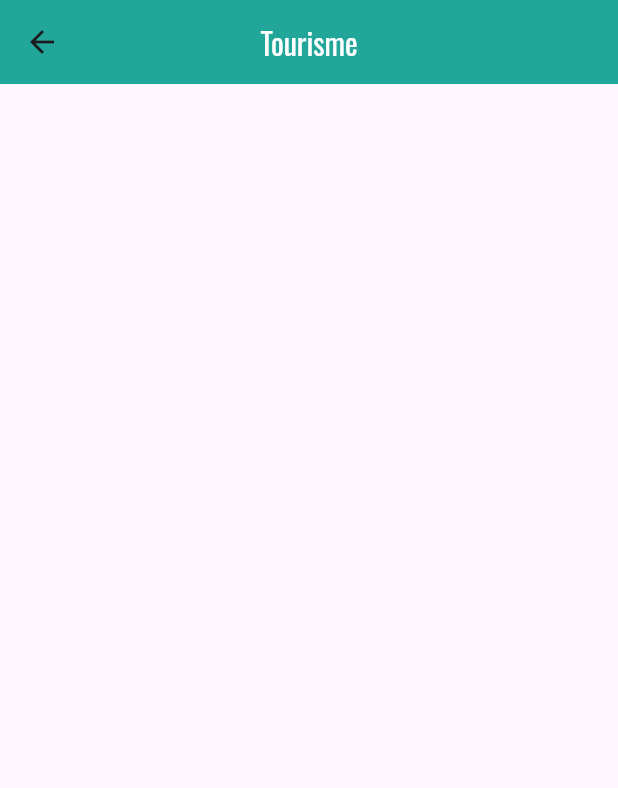
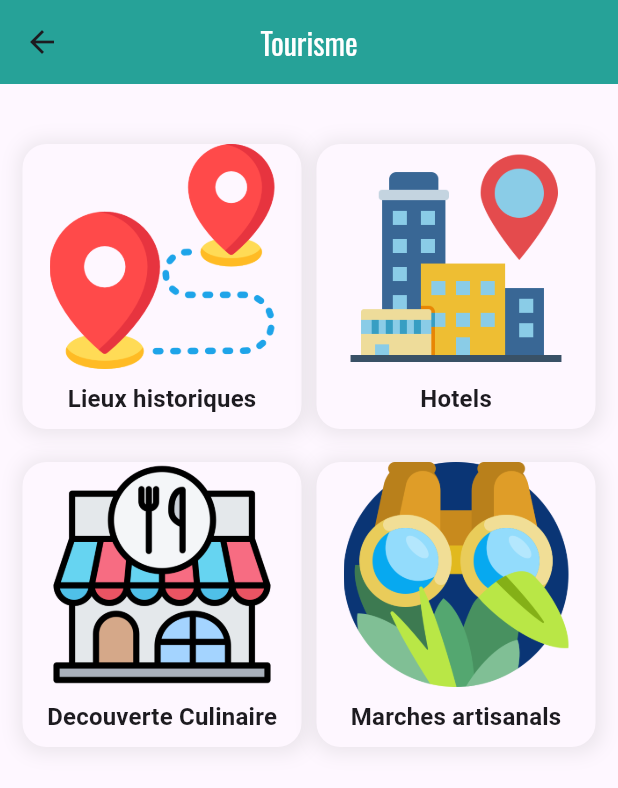
Before and after one commit to BondoGuy/pango_afrika, a Flutter app: the TourismeCategories screen opened directly, on a phone screen of 412 x 824 dp. Shown: the top 788 px of the screen. Run offline on Flutter 3.47's test engine with Material 2 defaults, Android fonts, the light colour scheme and no system bars; our stand-ins replace animated_text_kit, carousel_slider, flutter_easyloading, flutter_staggered_animations, flutter_svg, get and 2 more; missing offline and left inert: vimeo_video_player.

Commit message:
add model

```diff
--- a/lib/models/Categories.dart
+++ b/lib/models/Categories.dart
@@ -28,22 +28,41 @@ final List<Map<String, dynamic>> categories = [
   },
 
 ];
+final List<Map<String, dynamic>> tourisme = [
+{
+"name": "Lieux historiques",
+"imgUrl": 'assets/icones/destination_854894.png',
+},
+{
+"name": "Hotels",
+"imgUrl": 'assets/icones/building_3310553.png',
+},
+{
+"name": "Decouverte Culinaire",
+"imgUrl": 'assets/icones/restaurant_9638472.png',
+},
+{
+"name": "Marches artisanals",
+"imgUrl": 'assets/icones/binoculars_2991359.png',
+},
 
-// List<Categories> categorie = [
-//   Categories(
-//     imgUrl:'assets/images/icones/tourisme.png',
-//     name:'TOURISME'
-//   ),
-//   Categories(
-//       imgUrl:'assets/images/icones/poterie (1).png',
-//       name:'ARTISANAT'
-//   ),
-//   Categories(
-//       imgUrl:'assets/images/icones/mode.png',
-//       name:'MODE'
-//   ),
-//   Categories(
-//       imgUrl:'assets/images/icones/mode.png',
-//       name:'EMPLOI'
-//   ),
-// ];
+];
+final List<Map<String, dynamic>> mode = [
+  {
+    "name": "TOURISME",
+    "imgUrl": 'assets/images/icones/tourisme.png',
+  },
+  {
+    "name": "ARTISANAT",
+    "imgUrl": 'assets/images/icones/poterie (1).png',
+  },
+  {
+    "name": "MODE",
+    "imgUrl": 'assets/images/icones/mode.png',
+  },
+  {
+    "name": "EMPLOI",
+    "imgUrl": 'assets/images/icones/recherche-demploi.png',
+  },
+
+];
--- a/lib/models/tourismeModel.dart
+++ b/lib/models/tourismeModel.dart
@@ -0,0 +1,39 @@
+
+
+class Place{
+  final String title;
+  final String localisation;
+  final String town;
+  final imgUrl;
+  final String description;
+
+  Place(this.town, {required this.title, required this.localisation, this.imgUrl, required this.description, });
+}
+
+final List<Map<String, dynamic>> place = [
+  {
+    "title": "TOURISME",
+    "imgUrl": 'assets/images/icones/tourisme.png',
+    "localisation": "18 km",
+    "town":"Douala",
+    "description":"brufbufbuubbuub ububbubefxjmihimx inrubfuihixhh wxwbcubuubemixiimixfbcxicxwxmixi"
+  },{
+    "title": "TOURISME",
+    "imgUrl": 'assets/images/icones/tourisme.png',
+    "localisation": "18 km",
+    "town":"Douala",
+    "description":"brufbufbuubbuub ububbubefxjmihimx inrubfuihixhh wxwbcubuubemixiimixfbcxicxwxmixi"
+  },{
+    "title": "TOURISME",
+    "imgUrl": 'assets/images/icones/tourisme.png',
+    "localisation": "18 km",
+    "town":"Douala",
+    "description":"brufbufbuubbuub ububbubefxjmihimx inrubfuihixhh wxwbcubuubemixiimixfbcxicxwxmixi"
+  },{
+    "title": "TOURISME",
+    "imgUrl": 'assets/images/icones/tourisme.png',
+    "localisation": "18 km",
+    "town":"Douala",
+    "description":"brufbufbuubbuub ububbubefxjmihimx inrubfuihixhh wxwbcubuubemixiimixfbcxicxwxmixi"
+  },
+];
--- a/lib/views/home/Module_cat.dart
+++ b/lib/views/home/Module_cat.dart
@@ -1,6 +1,9 @@
 import 'package:flutter/material.dart';
+import 'package:get/get.dart';
+import 'package:pango_afrika/views/products/items.dart';
 import 'package:pango_afrika/widgets/big_text.dart';
 
+import '../../models/Categories.dart';
 import '../../utils/colors.dart';
 
 
@@ -14,9 +17,103 @@ class TourismeCategories extends StatelessWidget {
       appBar: AppBar(
         centerTitle: true,
         backgroundColor: AppColors.greenColor,
-        title: BigText(text: 'Tourisme',size: 20,color: Colors.white,),
+        elevation: 1,
+        title: BigText(text: 'Tourisme',size: 20,color: Colors.white,)
+      ),
+      body: Padding(
+        padding: const EdgeInsets.only(top: 40),
+        child: GestureDetector(
+          onTap: (){
+            Get.to(ItemsScreen());
+            print('pressed');
+          },
+          child: Padding(
+            padding: const EdgeInsets.only(left: 15,right: 15),
+            child: GridView.builder(
+              physics: const NeverScrollableScrollPhysics(),
+              shrinkWrap: true,
+              gridDelegate: const SliverGridDelegateWithFixedCrossAxisCount(
+                crossAxisCount: 2,
+                crossAxisSpacing: 10.0,
+                mainAxisSpacing: 12.0,
+                mainAxisExtent: 200,
+              ),
+              itemCount: tourisme.length,
+              itemBuilder: (_, index) {
+                return SingleChildScrollView(
+                  child: Container(
+                    width: 500,
+                    decoration: BoxDecoration(
+                      boxShadow: [
+                        BoxShadow(
+                          blurRadius: 10,
+                          spreadRadius: 3,
+                          offset: const Offset(1, 1),
+                          color: Colors.grey.withOpacity(0.2),
+                        )
+                      ],
+                      borderRadius: BorderRadius.circular(
+                        16.0,
+                      ),
+                      color: Theme.of(context).cardColor,
+                    ),
+                    child: Column(
+                      crossAxisAlignment: CrossAxisAlignment.center,
+                      children: [
+                        ClipRRect(
+                          borderRadius: const BorderRadius.only(
+                            topLeft: Radius.circular(16.0),
+                            topRight: Radius.circular(16.0),
+                          ),
+                          child: Image.asset(
+                            "${tourisme.elementAt(index)['imgUrl']}",
+                            height: 150,
+                            //width: double.infinity,
+                            fit: BoxFit.cover,
+                          ),
+                        ),
+                        Padding(
+                          padding: const EdgeInsets.all(8.0),
+                          child: Column(
+                            crossAxisAlignment: CrossAxisAlignment.start,
+                            children: [
+                              Text(
+                                "${tourisme.elementAt(index)['name']}",
+                                style: Theme.of(context).textTheme.titleMedium!.merge(
+                                  const TextStyle(
+                                    fontWeight: FontWeight.w700,
+                                  ),
+                                ),
+                              ),
 
-      ),
+                              // Row(
+                              //   children: [
+                              //     IconButton(
+                              //       onPressed: () {},
+                              //       icon: const Icon(
+                              //         CupertinoIcons.heart,
+                              //       ),
+                              //     ),
+                              //     IconButton(
+                              //       onPressed: () {},
+                              //       icon: const Icon(
+                              //         CupertinoIcons.cart,
+                              //       ),
+                              //     ),
+                              //   ],
+                              // ),
+                            ],
+                          ),
+                        ),
+                      ],
+                    ),
+                  ),
+                );
+              },
+            ),
+          ),
+        ),
+      )
     );
   }
 }
--- a/pubspec.yaml
+++ b/pubspec.yaml
@@ -80,6 +80,7 @@ flutter:
     - assets/images/
     - assets/images/drapeaux/
     - assets/images/icones/
+    - assets/icones/
     - assets/images/articles/
     - assets/svg/
     -
```
